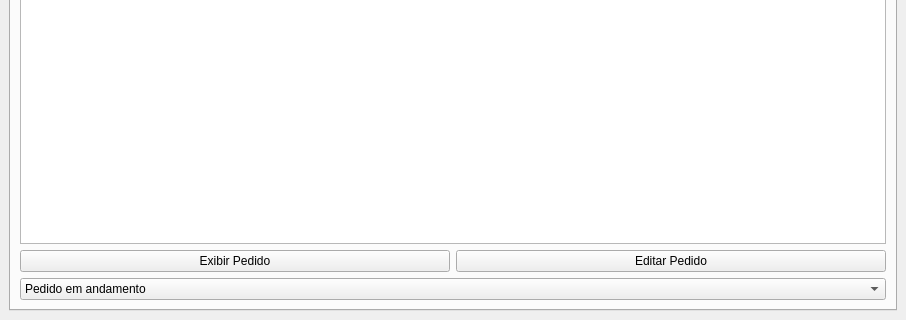
Before: the Qt Designer form cliente/src/screen/ui/home.ui in JonasCGN/Projeto-Final-POO-II, drawn with Qt 5; both pictures show x 0 to 906 and y 323 to 643 of the 906 by 643 pixel window.
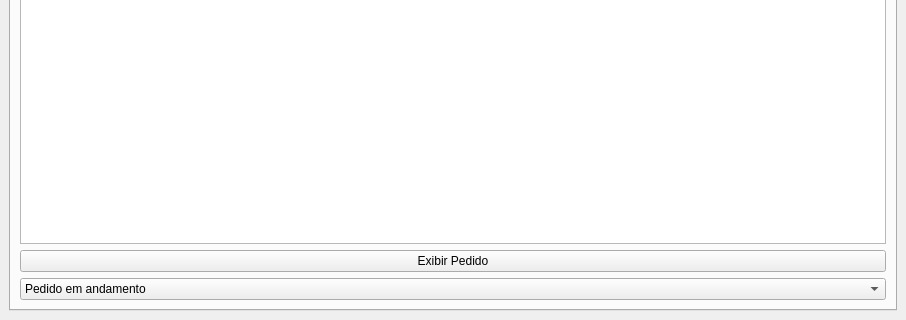
After: the same form once the commit is applied.

Commit message: feat: adicionar funcionalidade para exibir produtos de um pedido no servidor e encerrar o servidor ao sair

What changed in the file:
```diff
--- a/cliente/src/screen/ui/home.ui
+++ b/cliente/src/screen/ui/home.ui
@@ -171,13 +171,6 @@
             </property>
            </widget>
           </item>
-          <item>
-           <widget class="QPushButton" name="pushButton_5">
-            <property name="text">
-             <string>Editar Pedido</string>
-            </property>
-           </widget>
-          </item>
          </layout>
         </item>
         <item>
```
Left out of the diff: 2 changed lines with no effect on the pictures. The commit also changes 12 other files.
